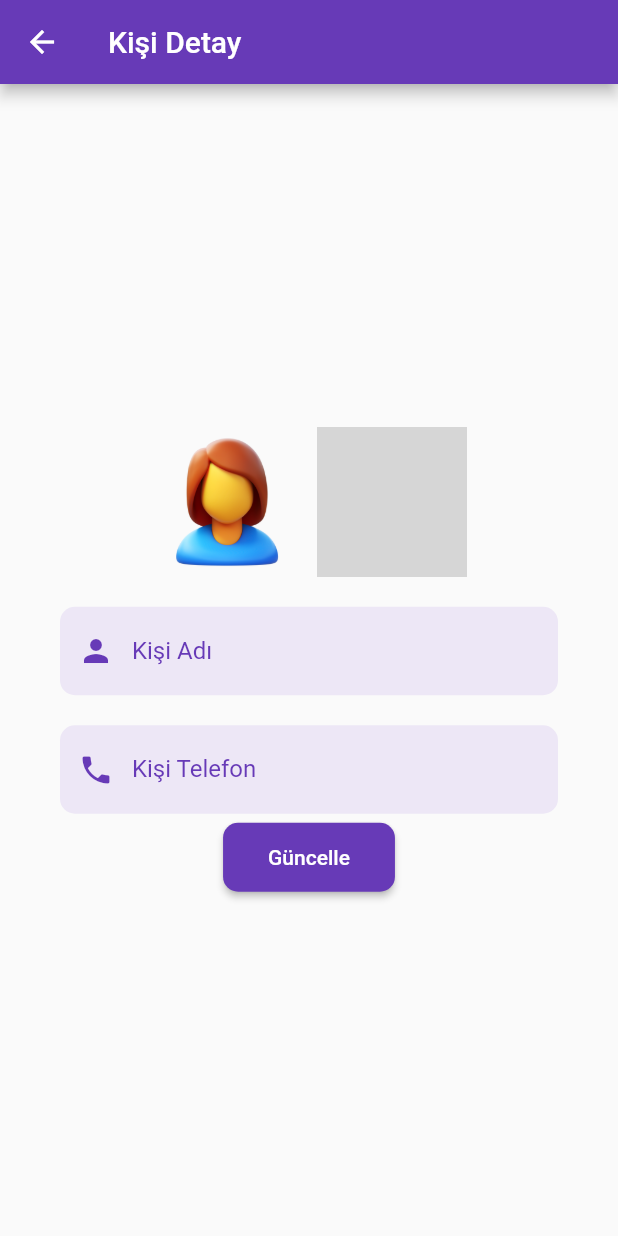
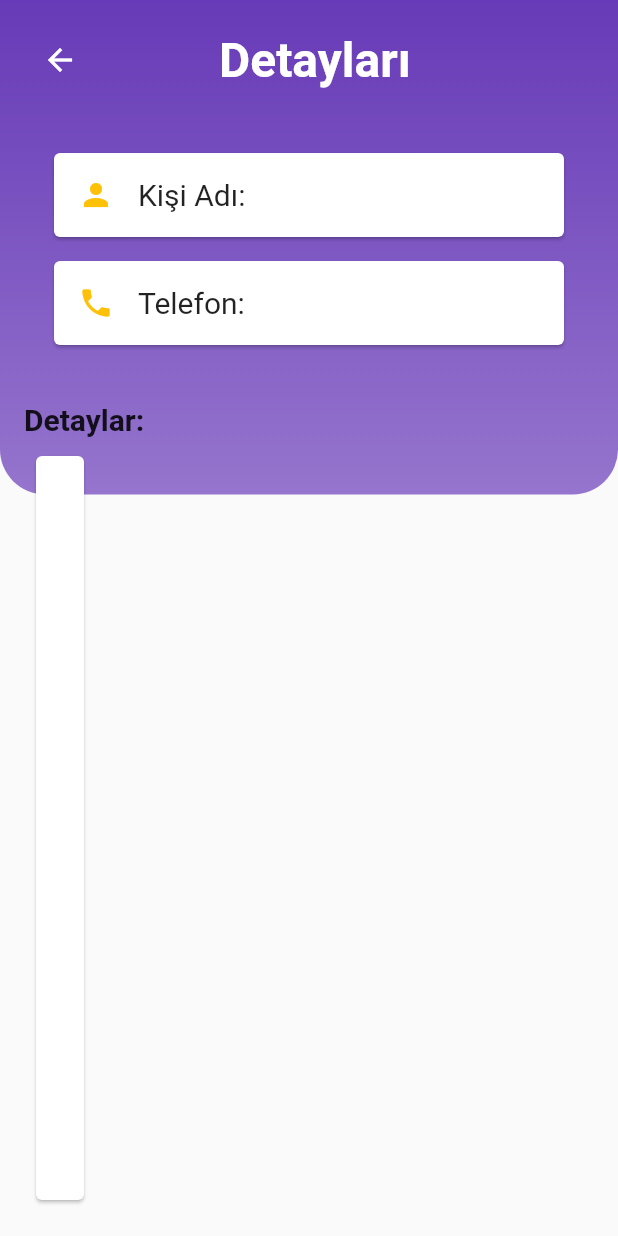
Before and after one commit to SametKaanKskn/Contacts-Directory, a Flutter app: the PersonDetail screen opened directly with empty values, on a phone screen of 412 x 824 dp. Run offline on Flutter 3.47's test engine with Material 2 defaults, Android fonts, the phone set to English and light mode, and no system bars; our stand-ins replace firebase_auth, firebase_core, lottie; accounts and stored records are empty; network calls fail; grey boxes are pictures that could not be loaded.

Commit message:
PersonDetail page add and UI improved

```diff
--- a/lib/core/model/item_model.dart
+++ b/lib/core/model/item_model.dart
@@ -3,14 +3,20 @@ class Item {
   final String id;
   final String name;
   final String phone;
+  final String details;
 
-  Item({required this.id, required this.name, required this.phone});
+  Item(
+      {required this.id,
+      required this.name,
+      required this.phone,
+      required this.details});
 
   factory Item.fromJson(String id, Map<String, dynamic> json) {
     return Item(
       id: id,
       name: json['name'],
       phone: json['phone'],
+      details: json['details'],
     );
   }
 
@@ -18,6 +24,7 @@ class Item {
     return {
       'name': name,
       'phone': phone,
+      'details': details,
     };
   }
 }
--- a/lib/main.dart
+++ b/lib/main.dart
@@ -7,7 +7,7 @@ import 'package:bitirme/firebase_options.dart';
 import 'package:bitirme/providers/home_provider.dart';
 import 'package:bitirme/splash/update_splash.dart';
 import 'package:bitirme/view/home_page.dart';
-import 'package:bitirme/view/person_details_page.dart';
+import 'package:bitirme/view/person_update_page.dart';
 import 'package:firebase_core/firebase_core.dart';
 import 'package:flutter/material.dart';
 import 'package:provider/provider.dart';
--- /dev/null
+++ b/lib/view/person_details.dart
@@ -0,0 +1,124 @@
+import 'package:flutter/material.dart';
+import 'package:bitirme/core/model/item_model.dart';
+
+class PersonDetail extends StatelessWidget {
+  final Item person;
+  PersonDetail({required this.person});
+
+  @override
+  Widget build(BuildContext context) {
+    return Scaffold(
+      body: Stack(
+        children: [
+          Container(
+            height: MediaQuery.of(context).size.height * 0.4,
+            decoration: BoxDecoration(
+              gradient: LinearGradient(
+                begin: Alignment.topCenter,
+                end: Alignment.bottomCenter,
+                colors: [
+                  Colors.deepPurple,
+                  Colors.deepPurple.shade300,
+                ],
+              ),
+              borderRadius: BorderRadius.only(
+                bottomLeft: Radius.circular(30),
+                bottomRight: Radius.circular(30),
+              ),
+            ),
+          ),
+          SafeArea(
+            child: Padding(
+              padding: const EdgeInsets.all(16.0),
+              child: Column(
+                crossAxisAlignment: CrossAxisAlignment.start,
+                children: [
+                  Row(
+                    mainAxisAlignment: MainAxisAlignment.spaceBetween,
+                    children: [
+                      IconButton(
+                        onPressed: () {
+                          Navigator.pop(context);
+                        },
+                        icon: Icon(Icons.arrow_back, color: Colors.white),
+                      ),
+                      Text(
+                        '${person.name} Detayları',
+                        style: TextStyle(
+                            fontSize: 32,
+                            color: Colors.white,
+                            fontWeight: FontWeight.bold),
+                      ),
+                      SizedBox(width: 48), // For spacing purposes
+                    ],
+                  ),
+                  SizedBox(height: 30),
+                  Card(
+                    margin:
+                        const EdgeInsets.symmetric(horizontal: 20, vertical: 8),
+                    child: Padding(
+                      padding: const EdgeInsets.all(16.0),
+                      child: Row(
+                        children: [
+                          const Icon(
+                            Icons.person,
+                            color: Colors.amber,
+                          ),
+                          const SizedBox(width: 16),
+                          Text(
+                            'Kişi Adı: ${person.name}',
+                            style: TextStyle(fontSize: 20),
+                          ),
+                        ],
+                      ),
+                    ),
+                  ),
+                  Card(
+                    margin:
+                        const EdgeInsets.symmetric(horizontal: 20, vertical: 8),
+                    child: Padding(
+                      padding: const EdgeInsets.all(16.0),
+                      child: Row(
+                        children: [
+                          const Icon(
+                            Icons.phone,
+                            color: Colors.amber,
+                          ),
+                          const SizedBox(width: 16),
+                          Text(
+                            'Telefon: ${person.phone}',
+                            style: TextStyle(fontSize: 20),
+                          ),
+                        ],
+                      ),
+                    ),
+                  ),
+                  SizedBox(height: 30),
+                  Text(
+                    'Detaylar:',
+                    style: TextStyle(fontSize: 20, fontWeight: FontWeight.bold),
+                  ),
+                  SizedBox(height: 5),
+                  Expanded(
+                    child: Card(
+                      margin: const EdgeInsets.all(8),
+                      child: Padding(
+                        padding: const EdgeInsets.all(16.0),
+                        child: SingleChildScrollView(
+                          child: Text(
+                            '${person.details}',
+                            style: TextStyle(fontSize: 18),
+                          ),
+                        ),
+                      ),
+                    ),
+                  ),
+                ],
+              ),
+            ),
+          ),
+        ],
+      ),
+    );
+  }
+}
--- a/lib/view/person_details_page.dart
+++ b/lib/view/person_update_page.dart
@@ -3,21 +3,19 @@ import 'package:flutter/material.dart';
 import 'package:provider/provider.dart';
 import 'package:bitirme/providers/home_provider.dart';
 
-class PersonDetail extends StatelessWidget {
+class PersonUpdate extends StatelessWidget {
   final Item person;
-  PersonDetail({required this.person});
+  PersonUpdate({required this.person});
 
   @override
   Widget build(BuildContext context) {
     var name = TextEditingController();
     var phone = TextEditingController();
+    var details = TextEditingController();
 
     name.text = person.name;
     phone.text = person.phone;
-
-    void _navigateToHomePage(BuildContext context) {
-      Navigator.popAndPushNamed(context, '/home');
-    }
+    details.text = person.details;
 
     return GestureDetector(
       onTap: () {
@@ -27,9 +25,24 @@ class PersonDetail extends StatelessWidget {
         appBar: AppBar(
           backgroundColor: Colors.deepPurple,
           title: Text(
-            "Kişi Detay",
+            "Kişi Güncelle Sayfası",
             style: TextStyle(color: Colors.white),
           ),
+          actions: [
+            IconButton(
+              onPressed: () {
+                Provider.of<HomeProvider>(context, listen: false).updateItem(
+                  person.id,
+                  name.text,
+                  phone.text,
+                  details.text,
+                );
+                Navigator.pop(context);
+                Navigator.pushReplacementNamed(context, '/updateSplash');
+              },
+              icon: Icon(Icons.check, color: Colors.white, size: 30),
+            ),
+          ],
         ),
         body: Center(
           child: SingleChildScrollView(
@@ -69,7 +82,7 @@ class PersonDetail extends StatelessWidget {
                     prefixIcon: Icon(Icons.person, color: Colors.deepPurple),
                   ),
                 ),
-                SizedBox(height: 20),
+                SizedBox(height: 10),
                 TextField(
                   controller: phone,
                   decoration: InputDecoration(
@@ -85,28 +98,25 @@ class PersonDetail extends StatelessWidget {
                     prefixIcon: Icon(Icons.phone, color: Colors.deepPurple),
                   ),
                 ),
-                SizedBox(height: 5),
-                ElevatedButton(
-                  onPressed: () {
-                    Provider.of<HomeProvider>(context, listen: false)
-                        .updateItem(
-                      person.id,
-                      name.text,
-                      phone.text,
-                    );
-                    Navigator.pop(context);
-                    Navigator.pushReplacementNamed(context, '/updateSplash');
-                  },
-                  child:
-                      Text("Güncelle", style: TextStyle(color: Colors.white)),
-                  style: ElevatedButton.styleFrom(
-                    primary: Colors.deepPurple,
-                    shape: RoundedRectangleBorder(
+                SizedBox(height: 10),
+                TextField(
+                  controller: details,
+                  keyboardType: TextInputType.multiline,
+                  maxLines: 4,
+                  decoration: InputDecoration(
+                    labelText: "Kişi Detayları",
+                    labelStyle: TextStyle(color: Colors.deepPurple),
+                    fillColor: Colors.deepPurple.shade50,
+                    filled: true,
+                    border: OutlineInputBorder(
                       borderRadius: BorderRadius.circular(10),
+                      borderSide: BorderSide.none,
                     ),
-                    padding: EdgeInsets.symmetric(horizontal: 30, vertical: 15),
+                    hintText: "Kişi Detayları",
+                    prefixIcon: Icon(Icons.notes, color: Colors.deepPurple),
                   ),
                 ),
+                SizedBox(height: 5),
               ],
             ),
           ),
```
Also changed, not shown: lib/core/service/api_service.dart (+18 -11 lines), lib/providers/home_provider.dart (+5 -4 lines), lib/view/home_page.dart (+29 -6 lines), lib/view/person_add_page.dart (+23 -4 lines), lib/view/profil_page.dart (+48 -5 lines).
